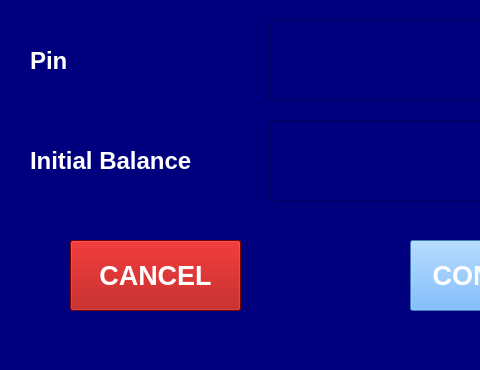
Old version of the form GUI/AddAccount.ui in the repository rjbardillon/BankSystem; both pictures show x 0 to 480 and y 230 to 600 of the 800 by 600 pixel window.
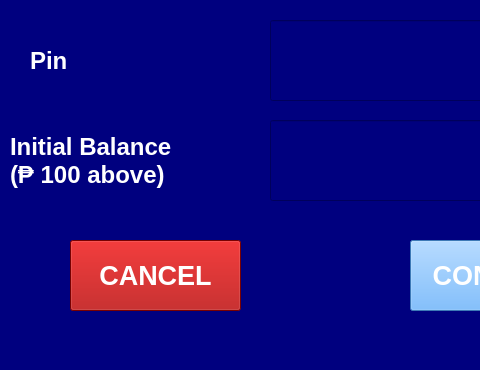
New version of the form. Icons and pictures are not drawn.

The edit to the form file:
```diff
--- a/GUI/AddAccount.ui
+++ b/GUI/AddAccount.ui
@@ -219,9 +219,9 @@
    <widget class="QLabel" name="balance_label">
     <property name="geometry">
      <rect>
-      <x>30</x>
+      <x>10</x>
       <y>350</y>
-      <width>201</width>
+      <width>251</width>
       <height>81</height>
      </rect>
     </property>
@@ -236,7 +236,8 @@
      <string notr="true">color: rgb(255, 255, 255);</string>
     </property>
     <property name="text">
-     <string>Initial Balance</string>
+     <string>Initial Balance 
+(₱ 100 above)</string>
     </property>
    </widget>
   </widget>
```
